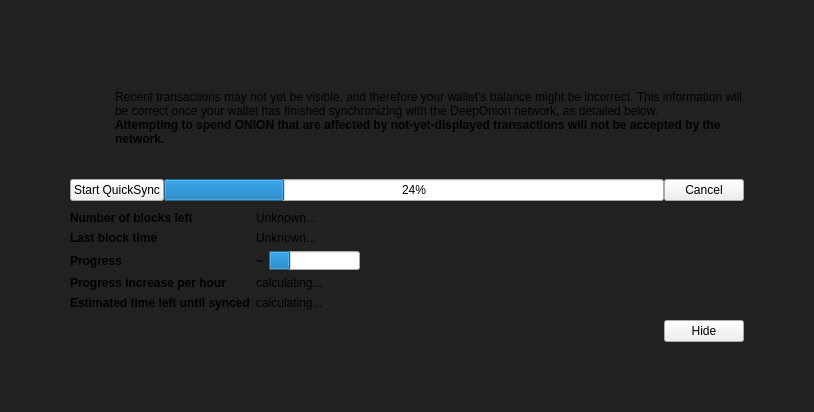
deeponion/deeponion, file src/qt/forms/modaloverlay.ui: the form before one commit.
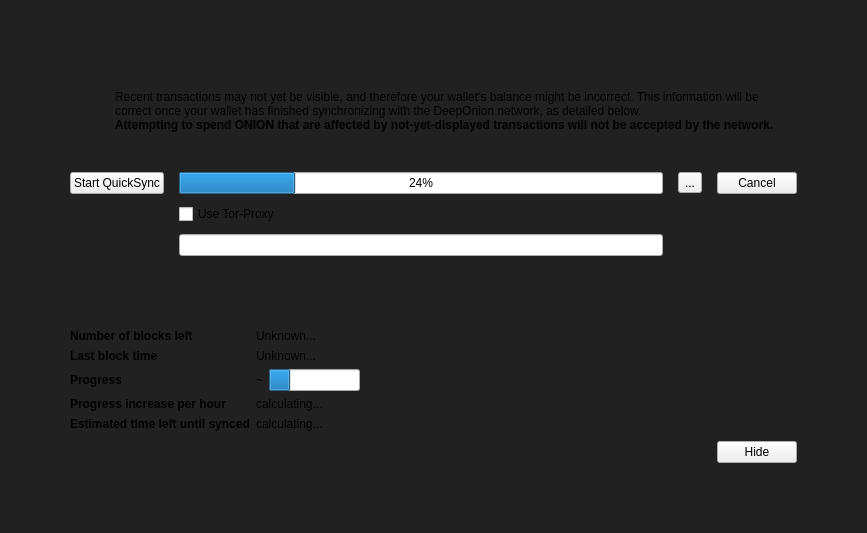
The form after the commit. Icons and pictures are not drawn. Custom widgets are drawn as their Qt base class.

Commit message: add configuration ui fields

What changed in the file:
```diff
--- a/src/qt/forms/modaloverlay.ui
+++ b/src/qt/forms/modaloverlay.ui
@@ -6,8 +6,8 @@
    <rect>
     <x>0</x>
     <y>0</y>
-    <width>640</width>
-    <height>412</height>
+    <width>867</width>
+    <height>533</height>
    </rect>
   </property>
   <property name="windowTitle">
@@ -168,23 +168,34 @@
          </item>
          <item>
           <layout class="QGridLayout" name="gridLayout_3">
+           <property name="horizontalSpacing">
+            <number>15</number>
+           </property>
+           <property name="verticalSpacing">
+            <number>10</number>
+           </property>
            <item row="1" column="2">
-            <widget class="QPushButton" name="cancelPushButton">
-             <property name="text">
-              <string>Cancel</string>
+            <widget class="QToolButton" name="quicksyncoptionsButton">
+             <property name="minimumSize">
+              <size>
+               <width>20</width>
+               <height>20</height>
+              </size>
              </property>
-            </widget>
-           </item>
-           <item row="1" column="0">
-            <widget class="QPushButton" name="quickSyncButton">
-             <property name="sizePolicy">
-              <sizepolicy hsizetype="Minimum" vsizetype="Fixed">
-               <horstretch>0</horstretch>
-               <verstretch>0</verstretch>
-              </sizepolicy>
+             <property name="toolTip">
+              <string>QuickSync ptions</string>
              </property>
              <property name="text">
-              <string>Start QuickSync</string>
+              <string>...</string>
+             </property>
+             <property name="icon">
+              <iconset theme=":/icons/options"/>
+             </property>
+             <property name="iconSize">
+              <size>
+               <width>20</width>
+               <height>20</height>
+              </size>
              </property>
             </widget>
            </item>
@@ -198,15 +209,55 @@
              </property>
              <property name="minimumSize">
               <size>
-               <width>500</width>
+               <width>440</width>
                <height>0</height>
               </size>
              </property>
              <property name="value">
               <number>24</number>
              </property>
+             <property name="alignment">
+              <set>Qt::AlignLeading|Qt::AlignLeft|Qt::AlignVCenter</set>
+             </property>
+             <property name="textDirection">
+              <enum>QProgressBar::BottomToTop</enum>
+             </property>
             </widget>
            </item>
+           <item row="3" column="1">
+            <layout class="QGridLayout" name="gridLayout" columnminimumwidth="0,0">
+             <item row="0" column="0">
+              <widget class="QCheckBox" name="proxycheckBox">
+               <property name="text">
+                <string>Use Tor-Proxy</string>
+               </property>
+              </widget>
+             </item>
+            </layout>
+           </item>
+           <item row="1" column="0">
+            <widget class="QPushButton" name="quickSyncButton">
+             <property name="sizePolicy">
+              <sizepolicy hsizetype="Minimum" vsizetype="Fixed">
+               <horstretch>0</horstretch>
+               <verstretch>0</verstretch>
+              </sizepolicy>
+             </property>
+             <property name="text">
+              <string>Start QuickSync</string>
+             </property>
+            </widget>
+           </item>
+           <item row="1" column="3">
+            <widget class="QPushButton" name="cancelPushButton">
+             <property name="text">
+              <string>Cancel</string>
+             </property>
+            </widget>
+           </item>
+           <item row="5" column="1">
+            <widget class="QLineEdit" name="bootstrapServerAddressEdit"/>
+           </item>
           </layout>
          </item>
          <item>
```
The commit also changes 2 other files.
